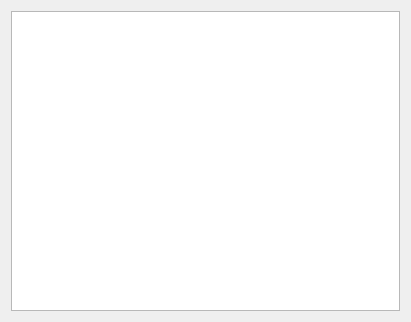
Old version of the form UiQT4/desViewRegles.ui in the repository SalomePlatform/eficas_tools.
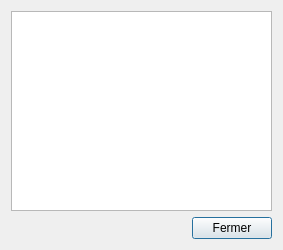
New version of the form.

```diff
--- a/UiQT4/desViewRegles.ui
+++ b/UiQT4/desViewRegles.ui
@@ -6,15 +6,22 @@
    <rect>
     <x>0</x>
     <y>0</y>
-    <width>411</width>
-    <height>322</height>
+    <width>283</width>
+    <height>250</height>
    </rect>
   </property>
   <property name="windowTitle">
    <string>Dialog</string>
   </property>
-  <layout class="QVBoxLayout" name="verticalLayout_2">
-   <item>
+  <layout class="QGridLayout" name="gridLayout">
+   <item row="1" column="1">
+    <widget class="QPushButton" name="bclose">
+     <property name="text">
+      <string>Fermer</string>
+     </property>
+    </widget>
+   </item>
+   <item row="0" column="0" colspan="2">
     <widget class="QScrollArea" name="scrollArea">
      <property name="frameShape">
       <enum>QFrame::NoFrame</enum>
@@ -27,8 +34,8 @@
        <rect>
         <x>0</x>
         <y>0</y>
-        <width>393</width>
-        <height>304</height>
+        <width>265</width>
+        <height>194</height>
        </rect>
       </property>
       <layout class="QVBoxLayout" name="verticalLayout">
@@ -45,6 +52,19 @@
      </widget>
     </widget>
    </item>
+   <item row="1" column="0">
+    <spacer name="horizontalSpacer">
+     <property name="orientation">
+      <enum>Qt::Horizontal</enum>
+     </property>
+     <property name="sizeHint" stdset="0">
+      <size>
+       <width>171</width>
+       <height>20</height>
+      </size>
+     </property>
+    </spacer>
+   </item>
   </layout>
  </widget>
  <resources/>
```
